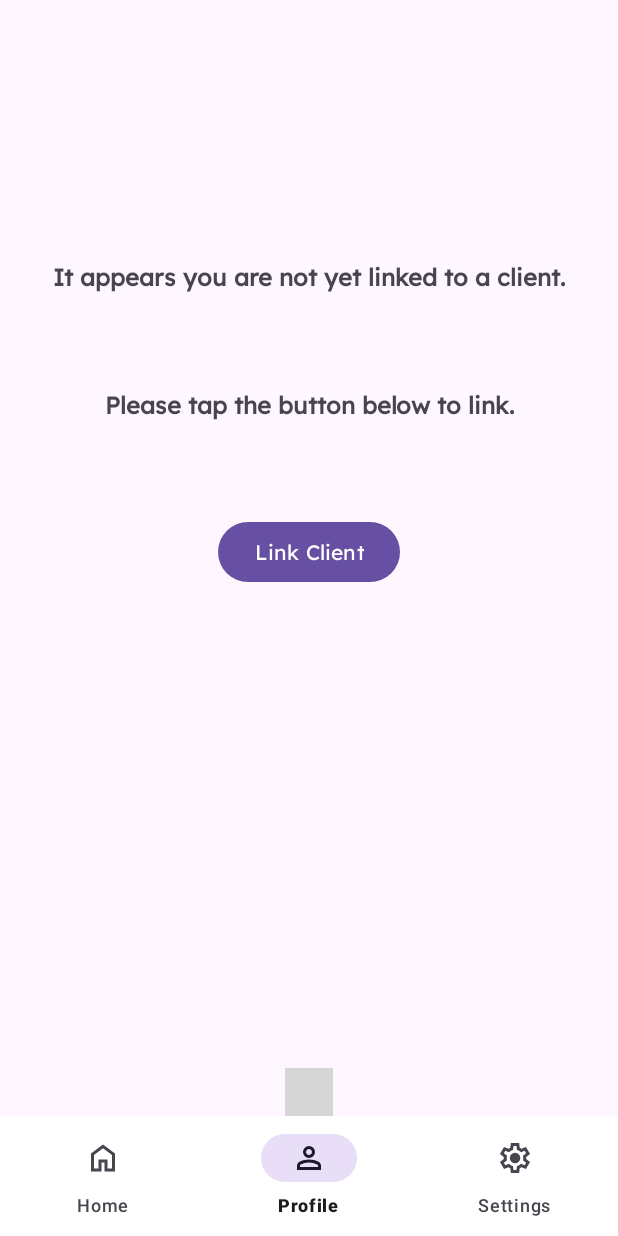
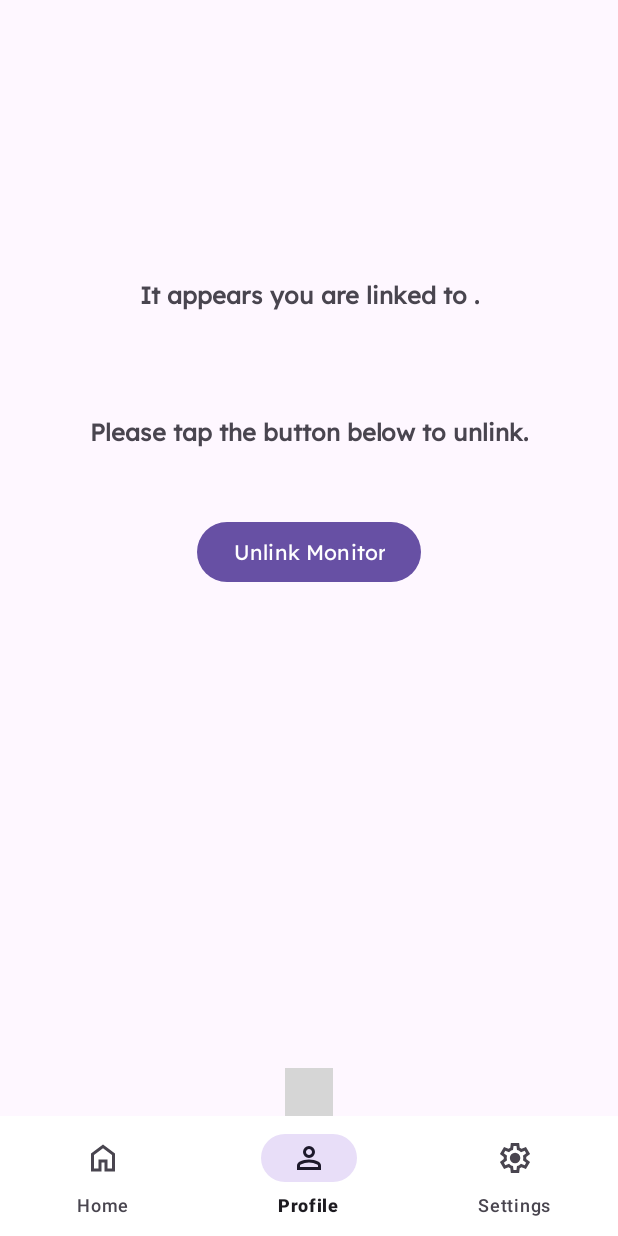
Before and after one commit to matthew-exe/Assistify, an Android app: the ProfileActivity screen opened directly, with no data from a screen before it, on a phone screen of 412 x 824 dp. Run offline under Robolectric (Android 15) with nearby library versions, the phone set to English and light mode, and no system bars; our stand-ins replace CircleImageView, Firebase (no records; nobody signed in at launch, a user with empty details on screens opened directly); libraries missing offline, so code that uses them is left out: com.tbuonomo.viewpagerdotsindicator; plain views replace WormDotsIndicator; 3 statements that could not run were skipped; grey boxes are pictures that could not be loaded.

Commit message:
Many features for client's profile page implemented. Can now see who monitor is. Added dialog confirmations for unlinking for both client and monitor.

```diff
--- a/app/src/main/java/com/example/final_login/ProfileActivity.kt
+++ b/app/src/main/java/com/example/final_login/ProfileActivity.kt
@@ -6,8 +6,11 @@ import android.content.Intent
 import android.content.pm.PackageManager
 import android.net.Uri
 import android.os.Bundle
+import android.text.Layout
 import android.view.View
+import android.widget.Button
 import android.widget.EditText
+import android.widget.TextView
 import androidx.activity.enableEdgeToEdge
 import androidx.appcompat.app.AppCompatActivity
 import androidx.core.app.ActivityCompat
@@ -15,28 +18,48 @@ import androidx.core.content.ContextCompat
 import androidx.viewpager.widget.ViewPager
 import com.google.android.material.bottomnavigation.BottomNavigationView
 import com.google.android.material.snackbar.Snackbar
+import com.google.firebase.auth.FirebaseAuth
+import com.google.firebase.auth.FirebaseUser
+import com.google.firebase.database.DataSnapshot
+import com.google.firebase.database.DatabaseError
+import com.google.firebase.database.DatabaseReference
+import com.google.firebase.database.FirebaseDatabase
+import com.google.firebase.database.ValueEventListener
+import com.google.firebase.database.values
 import com.tbuonomo.viewpagerdotsindicator.WormDotsIndicator
 
 class ProfileActivity: AppCompatActivity() {
     private val user = User()
     private var phoneNumberToDial: String? = null
+    private var isAccessPermitted: String = "false"
+    private var guardFullName: String = ""
 
     private lateinit var bottomNavigationView: BottomNavigationView
-    lateinit var adapter: ProfileAdapter
+    private lateinit var adapter: ProfileAdapter
     private lateinit var viewPager: ViewPager
+
+    private lateinit var firebaseDatabase: FirebaseDatabase
+    private lateinit var databaseReference: DatabaseReference
+    private lateinit var firebaseAuth: FirebaseAuth
+    private lateinit var currentUser: FirebaseUser
 
     override fun onCreate(savedInstanceState: Bundle?) {
         super.onCreate(savedInstanceState)
         enableEdgeToEdge()
         setContentView(R.layout.activity_profile)
 
-        viewPager = findViewById(R.id.viewPager)
-        adapter = ProfileAdapter(this)
+        firebaseDatabase = FirebaseDatabase.getInstance()
+        databaseReference = firebaseDatabase.reference.child("users")
+        firebaseAuth = FirebaseAuth.getInstance()
+        currentUser = firebaseAuth.currentUser!!
 
-        viewPager.adapter = adapter
-
-        val dotsIndicator = findViewById<WormDotsIndicator>(R.id.worm_dots_indicator)
-        dotsIndicator.attachTo(viewPager)
+        checkAccessPermitted { isPermitted ->
+            isAccessPermitted = isPermitted
+            loadGuardianFullName { name ->
+                guardFullName = name
+                initializeAdapter()
+            }
+        }
 
         if (!user.isUserLoggedIn()) {
             val intent = Intent(this, LoginActivity::class.java)
@@ -80,8 +103,12 @@ class ProfileActivity: AppCompatActivity() {
         }
     }
 
-    fun unlinkSnackBar(userDetails: ProfileData) {
+    fun monitorUnlinkSnackBar(userDetails: ProfileData) {
         Snackbar.make(viewPager, "Unlinked from ${userDetails.name}", Snackbar.LENGTH_SHORT).show()
+    }
+
+    fun clientUnlinkSnackBar() {
+        Snackbar.make(viewPager, "Unlinked from $guardFullName", Snackbar.LENGTH_SHORT).show()
     }
 
     fun callClient() {
@@ -133,6 +160,54 @@ class ProfileActivity: AppCompatActivity() {
         dialog.show()
     }
 
+    private fun checkAccessPermitted(callback: (String) -> Unit) {
+        val firebaseDatabase = FirebaseDatabase.getInstance()
+        val databaseReference = firebaseDatabase.reference.child("users")
+        val firebaseAuth = FirebaseAuth.getInstance()
+        val security = Security()
+
+        databaseReference.child(security.enc(firebaseAuth.currentUser!!.uid)).addListenerForSingleValueEvent(object :
+            ValueEventListener {
+            override fun onDataChange(snapshot: DataSnapshot) {
+                val checkAP = snapshot.child("accessPermitted").value.toString()
+                callback(checkAP)
+            }
+
+            override fun onCancelled(error: DatabaseError) {
+                TODO("Not yet implemented")
+            }
+        })
+    }
+
+    private fun loadGuardianFullName(callback: (String) -> Unit) {
+        val security = Security()
+        var fullName = ""
+
+        databaseReference.child(isAccessPermitted).get()
+            .addOnSuccessListener { dataSnapshot ->
+                if (dataSnapshot.exists() && dataSnapshot.hasChildren()) {
+                    fullName = security.dec(dataSnapshot.child("firstname").value.toString())
+                    fullName += " "
+                    fullName += security.dec(dataSnapshot.child("surname").value.toString())
+                    callback(fullName)
+                } else {
+                    println("firebase Error: Data not found or empty")
+                    callback(fullName)
+                }
+            }.addOnFailureListener { exception ->
+                println("firebase Error getting data: $exception")
+            }
+    }
+
+    private fun initializeAdapter() {
+        viewPager = findViewById(R.id.viewPager)
+        adapter = ProfileAdapter(this, isAccessPermitted, guardFullName)
+        viewPager.adapter = adapter
+
+        val dotsIndicator = findViewById<WormDotsIndicator>(R.id.worm_dots_indicator)
+        dotsIndicator.attachTo(viewPager)
+    }
+
     companion object {
         private const val REQUEST_CALL_PHONE = 1
     }
--- a/app/src/main/java/com/example/final_login/ProfileAdapter.kt
+++ b/app/src/main/java/com/example/final_login/ProfileAdapter.kt
@@ -1,5 +1,6 @@
 package com.example.final_login
 
+import android.app.AlertDialog
 import android.content.Context
 import android.view.LayoutInflater
 import android.view.View
@@ -9,8 +10,13 @@ import android.widget.ImageView
 import android.widget.LinearLayout
 import android.widget.TextView
 import androidx.viewpager.widget.PagerAdapter
+import com.google.firebase.auth.FirebaseAuth
+import com.google.firebase.database.DataSnapshot
+import com.google.firebase.database.DatabaseError
+import com.google.firebase.database.FirebaseDatabase
+import com.google.firebase.database.ValueEventListener
 
-class ProfileAdapter(private val context: Context) : PagerAdapter() {
+class ProfileAdapter(private val context: Context, private var isAccessPermitted: String, private val guardFullName: String) : PagerAdapter() {
     var layouts = mutableListOf<Pair<Int, ProfileData>>()
     private val user = User()
 
@@ -51,18 +57,35 @@ class ProfileAdapter(private val context: Context) : PagerAdapter() {
                 (context as ProfileActivity).showKeyEnterDialog()
             }
 
+            layout.findViewById<Button>(R.id.unlinkButton)?.setOnClickListener {
+                showUnlinkDialogClient()
+            }
+
             val preLinkText1 = layout.findViewById<TextView>(R.id.pre_link_text_1)
             val preLinkText2 = layout.findViewById<TextView>(R.id.pre_link_text_2)
-            val linkButton = layout.findViewById<TextView>(R.id.linkButton)
-            if (layouts.size > 1) {
+            val linkButton = layout.findViewById<Button>(R.id.linkButton)
+            val unlinkButton = layout.findViewById<Button>(R.id.unlinkButton)
+
+            if (isAccessPermitted != "false" && isAccessPermitted != "true") {
+                preLinkText1.text = "It appears you are linked to $guardFullName."
+                preLinkText2.text = "Please tap the button below to unlink."
+                unlinkButton.visibility = View.GONE
+                unlinkButton.visibility = View.VISIBLE
+                linkButton.visibility = View.GONE
+            } else if (layouts.size > 1) {
                 preLinkText1.text = ""
                 preLinkText2.text = "Multi-account Monitoring Coming Soon."
+                unlinkButton.visibility = View.GONE
+                linkButton.visibility = View.VISIBLE
                 linkButton.isEnabled = false
             } else {
                 preLinkText1.text = "It appears you are not yet linked to a client."
                 preLinkText2.text = "Please tap the button below to link."
+                unlinkButton.visibility = View.GONE
+                linkButton.visibility = View.VISIBLE
                 linkButton.isEnabled = true
             }
+
         } else if (layoutResId == R.layout.activity_linked_profile) {
             // This is the activity_linked_profile layout
             updateUserProfile(layout, userDetails)
@@ -110,8 +133,7 @@ class ProfileAdapter(private val context: Context) : PagerAdapter() {
         layout.findViewById<TextView>(R.id.emergency_number_text).text = emergencyNumber
 
         layout.findViewById<Button>(R.id.unlink_button)?.setOnClickListener {
-            user.removeChildForGuardian()
-            removeLayout(userDetails)
+            showUnlinkDialogMonitor(userDetails)
         }
 
         layout.findViewById<Button>(R.id.call_button)?.setOnClickListener {
@@ -163,6 +185,38 @@ class ProfileAdapter(private val context: Context) : PagerAdapter() {
         notifyDataSetChanged()
     }
 
+    private fun showUnlinkDialogClient() {
+        val dialog = AlertDialog.Builder(context as ProfileActivity)
+            .setTitle("Are you sure you want to unlink?")
+            .setPositiveButton("Yes") { _, _ ->
+                user.childRemoveGuardian()
+                isAccessPermitted = "false"
+                context.clientUnlinkSnackBar()
+                notifyDataSetChanged()
+            }
+            .setNegativeButton("No") { dialog, _ ->
+                dialog.dismiss()
+            }
+            .create()
+
+        dialog.show()
+    }
+
+    private fun showUnlinkDialogMonitor(userDetails: ProfileData) {
+        val dialog = AlertDialog.Builder(context as ProfileActivity)
+            .setTitle("Are you sure you want to unlink?")
+            .setPositiveButton("Yes") { _, _ ->
+                user.removeChildForGuardian()
+                removeLayout(userDetails)
+            }
+            .setNegativeButton("No") { dialog, _ ->
+                dialog.dismiss()
+            }
+            .create()
+
+        dialog.show()
+    }
+
     private fun removeLayout(userDetails: ProfileData) {
         val layoutToRemove = layouts.find { it.second == userDetails }
         val statIndex = layouts.indexOf(layoutToRemove)
@@ -172,7 +226,7 @@ class ProfileAdapter(private val context: Context) : PagerAdapter() {
 //            layouts.remove(layoutToRemove)
 //            layouts.remove(statToRemove)
             layouts.clear()
-            (context as ProfileActivity).unlinkSnackBar(userDetails)
+            (context as ProfileActivity).monitorUnlinkSnackBar(userDetails)
             loadNoProfile()
             notifyDataSetChanged()
         }
--- a/app/src/main/res/layout/activity_link_profile.xml
+++ b/app/src/main/res/layout/activity_link_profile.xml
@@ -37,6 +37,19 @@
         android:layout_height="wrap_content"
         android:text="Link Client"
         android:fontFamily="@font/lexend"
+        android:visibility="visible"
+        app:layout_constraintBottom_toBottomOf="parent"
+        app:layout_constraintEnd_toEndOf="parent"
+        app:layout_constraintStart_toStartOf="parent"
+        app:layout_constraintTop_toTopOf="parent" />
+
+    <Button
+        android:id="@+id/unlinkButton"
+        android:layout_width="wrap_content"
+        android:layout_height="wrap_content"
+        android:text="Unlink Monitor"
+        android:fontFamily="@font/lexend"
+        android:visibility="gone"
         app:layout_constraintBottom_toBottomOf="parent"
         app:layout_constraintEnd_toEndOf="parent"
         app:layout_constraintStart_toStartOf="parent"
```
Also changed, not shown: app/src/main/java/com/example/final_login/User.kt (+38 -3 lines).
